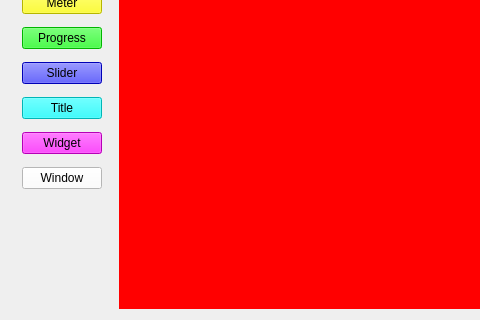
Old version of the form TTKExample/mainwindow.ui in the repository Greedysky/TTKWidgetTools; both pictures show x 0 to 480 and y 100 to 420 of the 775 by 420 pixel window.
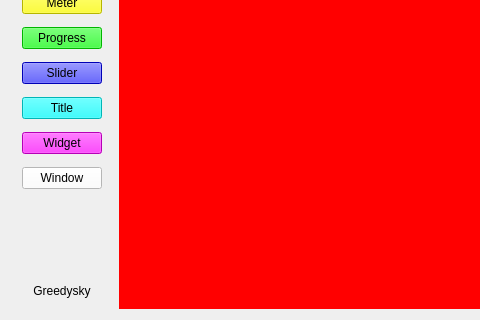
New version of the form. Icons and pictures are not drawn.

What changed in the file:
```diff
--- a/TTKExample/mainwindow.ui
+++ b/TTKExample/mainwindow.ui
@@ -124,6 +124,16 @@
          </property>
         </spacer>
        </item>
+       <item>
+        <widget class="QLabel" name="label">
+         <property name="text">
+          <string>Greedysky</string>
+         </property>
+         <property name="alignment">
+          <set>Qt::AlignCenter</set>
+         </property>
+        </widget>
+       </item>
       </layout>
      </widget>
     </item>
```
